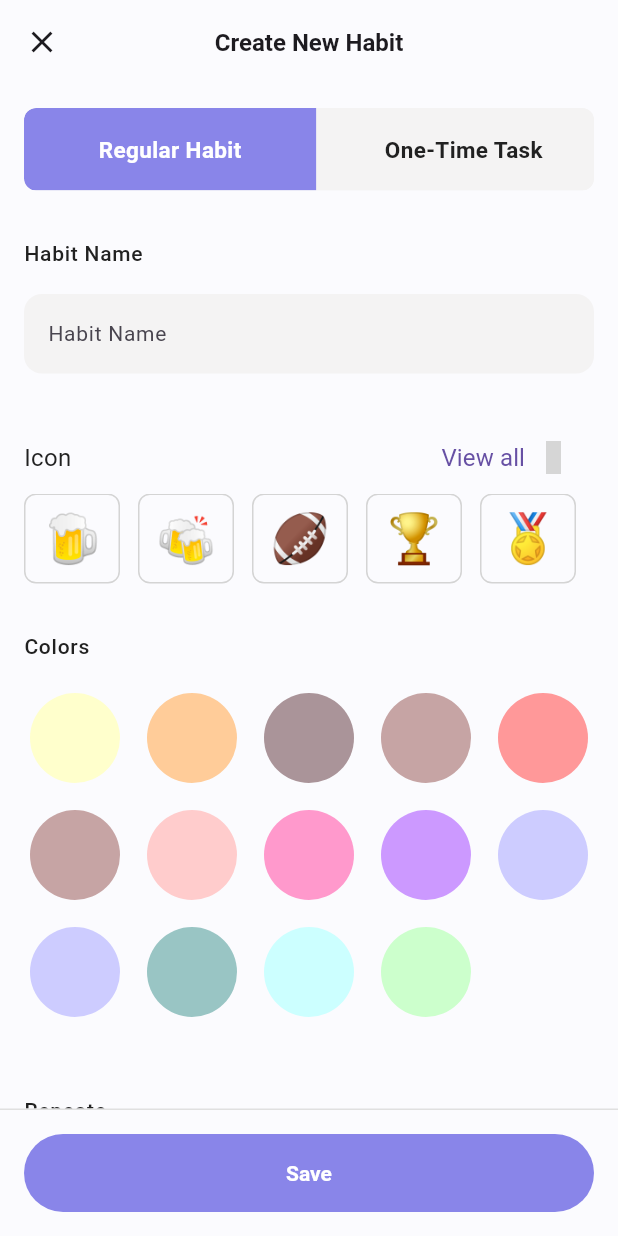
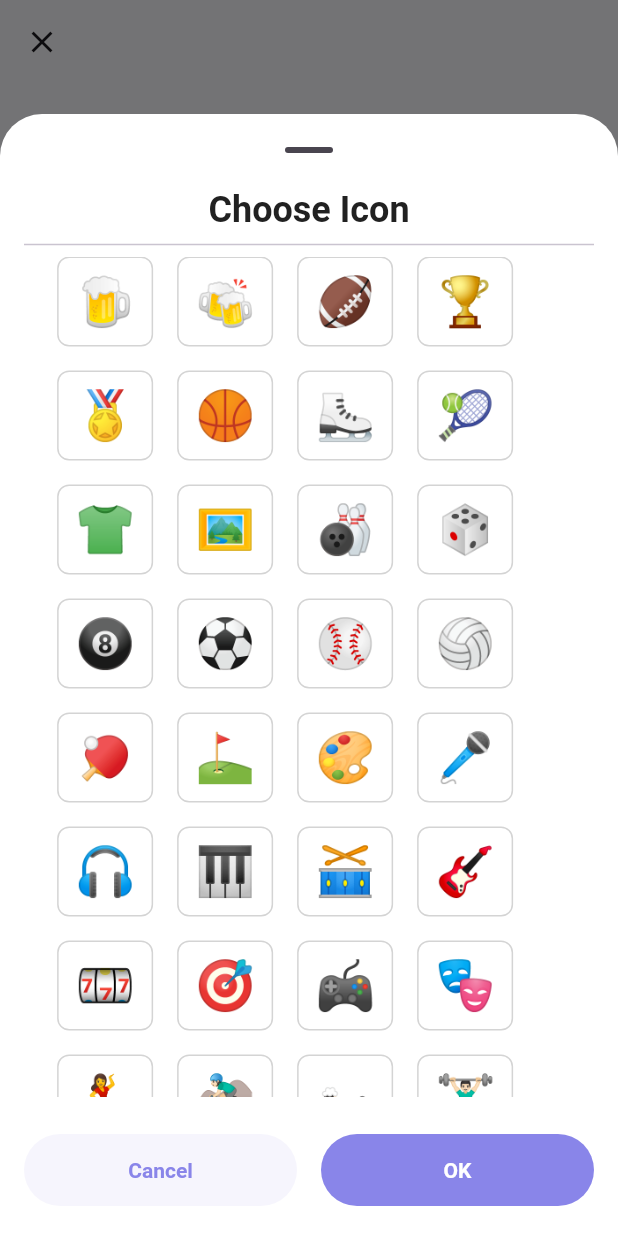
Before and after one commit to AjDDcatoria/Habitly, a Flutter app: the CreateNewHabitPage screen opened by its route, after a tap on "View all", on a phone screen of 412 x 824 dp. Run offline on Flutter 3.47's test engine with Material 3 defaults, Android fonts, the phone set to English and light mode, and no system bars; drawn by our look-alikes of toggle_switch; our stand-ins replace calendar_date_picker2, flutter_otp_text_field, flutter_svg, go_router, iconsax_flutter, numberpicker and 2 more; Roboto replaces fonts that are missing (Poppins); grey boxes are pictures that could not be loaded.

Commit message:
UI: Implement icon lists

```diff
--- a/lib/src/features/main_screens/presentation/pages/create_new_habit_page.dart
+++ b/lib/src/features/main_screens/presentation/pages/create_new_habit_page.dart
@@ -10,8 +10,8 @@ import 'package:habitly/src/features/main_screens/presentation/widgets/daily_pic
 import 'package:habitly/src/features/main_screens/presentation/widgets/habit_monthly_picker_widget.dart';
 import 'package:habitly/src/features/main_screens/presentation/widgets/habit_weekly_picker_widget.dart';
 import 'package:habitly/src/features/main_screens/presentation/widgets/home_page_filter_toggle_widget.dart';
+import 'package:habitly/src/themes/theme.dart';
 import 'package:iconsax_flutter/iconsax_flutter.dart';
-import 'package:toggle_switch/toggle_switch.dart';
 
 class DayTitles {
   String title;
@@ -51,24 +51,33 @@ class _CreateNewHabitPageState extends State<CreateNewHabitPage> {
 
   final List<String> _numberOfDays = ['1', '2', '3', '4', '5', '6', '7'];
   int _selectedNumberOfDays = 0;
+  int? _selectedIcon;
 
   List<DateTime> _selectedDates = [];
 
+  final List<String> _doItAtList = ['Morning', 'Afternoon', 'Evening'];
+  int _selectedDoItAt = 0;
+
+  int? _selecteColor;
+
   bool isCheckAllDay = false;
+  bool isSetReminderOn = false;
 
-  bool isHabitEndOn = false;
-  bool isSetReminderOn = false;
+  void selectIcon(int value) {
+    setState(() {
+      _selectedIcon = value;
+    });
+  }
 
   @override
   Widget build(BuildContext context) {
+    final buttonTheme = Theme.of(context).extension<SecondaryButtonTheme>()!;
     return Scaffold(
       appBar: AppBar(
         leading: IconButton(
           onPressed: () => context.pop(),
           icon: Icon(Icons.close),
         ),
-        title: Text('Create New Habit'),
-        centerTitle: true,
       ),
       body: SingleChildScrollView(
         child: Padding(
@@ -77,17 +86,11 @@ class _CreateNewHabitPageState extends State<CreateNewHabitPage> {
             crossAxisAlignment: CrossAxisAlignment.start,
             spacing: AppSizes.defaultBtwSections,
             children: <Widget>[
-              ToggleSwitch(
-                initialLabelIndex: 0,
-                minHeight: 55.0,
-                fontSize: 15,
-                minWidth: double.infinity,
-                inactiveBgColor: AppColors.lightGrey,
-                activeFgColor: Colors.white,
-                totalSwitches: 2,
-                customTextStyles: [TextStyle(fontWeight: FontWeight.w600)],
-                labels: ['Regular Habit', 'One-Time Task'],
-                onToggle: (index) {},
+              Center(
+                child: Text(
+                  'Create new Habit',
+                  style: Theme.of(context).textTheme.headlineMedium,
+                ),
               ),
 
               LabelInput(
@@ -107,7 +110,9 @@ class _CreateNewHabitPageState extends State<CreateNewHabitPage> {
                       children: [
                         Text('Icon', style: TextStyle(fontSize: 16.0)),
                         TextButton.icon(
-                          onPressed: () {},
+                          onPressed: () {
+                            _showModalBottomSheetIcons(context, buttonTheme);
+                          },
                           iconAlignment: IconAlignment.end,
                           icon: Icon(Iconsax.arrow_right_1_copy, size: 22.0),
                           label: Text(
@@ -121,20 +126,25 @@ class _CreateNewHabitPageState extends State<CreateNewHabitPage> {
                       scrollDirection: Axis.horizontal,
                       child: Row(
                         spacing: 12.0,
-                        children:
-                            allIcons
-                                .map(
-                                  (buttonIcon) =>
-                                      _iconButton(buttonIcon, context),
-                                )
-                                .toList(),
+                        children: List.generate(allIcons.length, (int index) {
+                          return _iconButton(index, (value) {
+                            selectIcon(value);
+                          }, context);
+                        }),
                       ),
                     ),
                   ],
                 ),
               ),
 
-              ColorPicker(),
+              ColorPicker(
+                selected: _selecteColor,
+                onTap: (value) {
+                  setState(() {
+                    _selecteColor = value;
+                  });
+                },
+              ),
 
               Column(
                 children: [
@@ -216,32 +226,18 @@ class _CreateNewHabitPageState extends State<CreateNewHabitPage> {
                   children: [
                     Text('Dot it at:'),
                     HomePageFilterToggleWidget(
-                      currentIndex: 0,
+                      currentIndex: _selectedDoItAt,
                       horizontalPadding: 30.0,
                       verticalPadding: 10.0,
-                      labels: ['Morning', 'Afternoon', 'Evening'],
-                      onPressed: (index) {},
+                      labels: _doItAtList,
+                      onPressed: (index) {
+                        setState(() {
+                          _selectedDoItAt = index;
+                        });
+                      },
                     ),
                   ],
                 ),
-              ),
-
-              Column(
-                spacing: AppSizes.defaultBtwItems,
-                children: [
-                  Row(
-                    mainAxisAlignment: MainAxisAlignment.spaceBetween,
-                    children: [
-                      Text('End Habit on'),
-                      Transform.scale(
-                        scale: 0.7,
-                        child: _switch(isHabitEndOn, (value) {
-                          setState(() {
-                            isHabitEndOn = value;
-                          });
-                        }),
-                      ),
-                    ],
               ),
               Row(
                 mainAxisAlignment: MainAxisAlignment.spaceBetween,
@@ -259,13 +255,92 @@ class _CreateNewHabitPageState extends State<CreateNewHabitPage> {
               ),
             ],
           ),
-            ],
-          ),
         ),
       ),
       bottomNavigationBar: FooterAppBar(
         child: ElevatedButton(onPressed: () {}, child: Text('Save')),
       ),
+    );
+  }
+
+  Future<dynamic> _showModalBottomSheetIcons(
+    BuildContext context,
+    SecondaryButtonTheme buttonTheme,
+  ) {
+    return showModalBottomSheet(
+      backgroundColor: Colors.white,
+      showDragHandle: true,
+      context: context,
+      useSafeArea: true,
+      isScrollControlled: true,
+      builder: (BuildContext context) {
+        return StatefulBuilder(
+          builder: (BuildContext context, setState) {
+            return Container(
+              padding: EdgeInsets.symmetric(horizontal: 16.0),
+              height: 700.0,
+              width: double.infinity,
+              child: Column(
+                mainAxisAlignment: MainAxisAlignment.spaceBetween,
+                children: <Widget>[
+                  Column(
+                    children: [
+                      Text(
+                        'Choose Icon',
+                        style: Theme.of(context).textTheme.headlineMedium,
+                      ),
+                      Divider(),
+                      SizedBox(
+                        height: 560.0,
+                        child: SingleChildScrollView(
+                          child: Wrap(
+                            spacing: 16.0,
+                            runSpacing: 16.0,
+                            children: List.generate(allIcons.length, (
+                              int index,
+                            ) {
+                              return _iconButton(index, (value) {
+                                selectIcon(value);
+                                setState(() {
+                                  _selectedIcon = value;
+                                });
+                              }, context);
+                            }),
+                          ),
+                        ),
+                      ),
+                    ],
+                  ),
+                  Container(
+                    padding: EdgeInsets.symmetric(vertical: 20.0),
+
+                    child: Row(
+                      spacing: 16.0,
+                      children: <Widget>[
+                        Expanded(
+                          child: ElevatedButton(
+                            onPressed: () => Navigator.pop(context),
+                            style: buttonTheme.secondary.style,
+                            child: Text('Cancel'),
+                          ),
+                        ),
+                        Expanded(
+                          child: ElevatedButton(
+                            onPressed: () {
+                              Navigator.pop(context);
+                            },
+                            child: Text('OK'),
+                          ),
+                        ),
+                      ],
+                    ),
+                  ),
+                ],
+              ),
+            );
+          },
+        );
+      },
     );
   }
 
@@ -289,14 +364,25 @@ class _CreateNewHabitPageState extends State<CreateNewHabitPage> {
     );
   }
 
-  OutlinedButton _iconButton(String buttonIcon, BuildContext context) {
+  OutlinedButton _iconButton(
+    int index,
+    Function onChange,
+    BuildContext context,
+  ) {
     return OutlinedButton(
-      onPressed: () {},
+      onPressed: () {
+        onChange(index);
+      },
       style: OutlinedButton.styleFrom(
+        backgroundColor:
+            _selectedIcon == index ? AppColors.primary : Colors.transparent,
         padding: EdgeInsets.symmetric(horizontal: 8, vertical: 10),
         shape: RoundedRectangleBorder(borderRadius: BorderRadius.circular(8.0)),
       ),
-      child: Text(buttonIcon, style: Theme.of(context).textTheme.headlineLarge),
+      child: Text(
+        allIcons[index],
+        style: Theme.of(context).textTheme.headlineLarge,
+      ),
     );
   }
 }
--- a/lib/src/features/main_screens/presentation/widgets/color_picker_widget.dart
+++ b/lib/src/features/main_screens/presentation/widgets/color_picker_widget.dart
@@ -3,7 +3,10 @@ import 'package:habitly/src/components/label_input.dart';
 import 'package:habitly/src/constants/colors.dart';
 
 class ColorPicker extends StatelessWidget {
-  const ColorPicker({super.key});
+  final int? selected;
+  final Function onTap;
+
+  const ColorPicker({super.key, this.selected, required this.onTap});
 
   @override
   Widget build(BuildContext context) {
@@ -16,16 +19,22 @@ class ColorPicker extends StatelessWidget {
           crossAxisSpacing: 10,
           mainAxisSpacing: 10,
           physics: NeverScrollableScrollPhysics(),
-          children:
-              colorList.map((color) {
-                return Container(
-                  decoration: BoxDecoration(
-                    color: color,
-                    shape: BoxShape.circle,
-                  ),
-                  margin: EdgeInsets.all(4),
-                );
-              }).toList(),
+          children: List.generate(colorList.length, (int index) {
+            return GestureDetector(
+              onTap: () => onTap(index),
+              child: Container(
+                decoration: BoxDecoration(
+                  color: colorList[index],
+                  shape: BoxShape.circle,
+                ),
+                margin: EdgeInsets.all(4),
+                child: Center(
+                  child:
+                      selected == index ? Icon(Icons.check, size: 30.0) : null,
+                ),
+              ),
+            );
+          }),
         ),
       ),
     );
```
Lines whose indentation alone changed are shown as unchanged.
